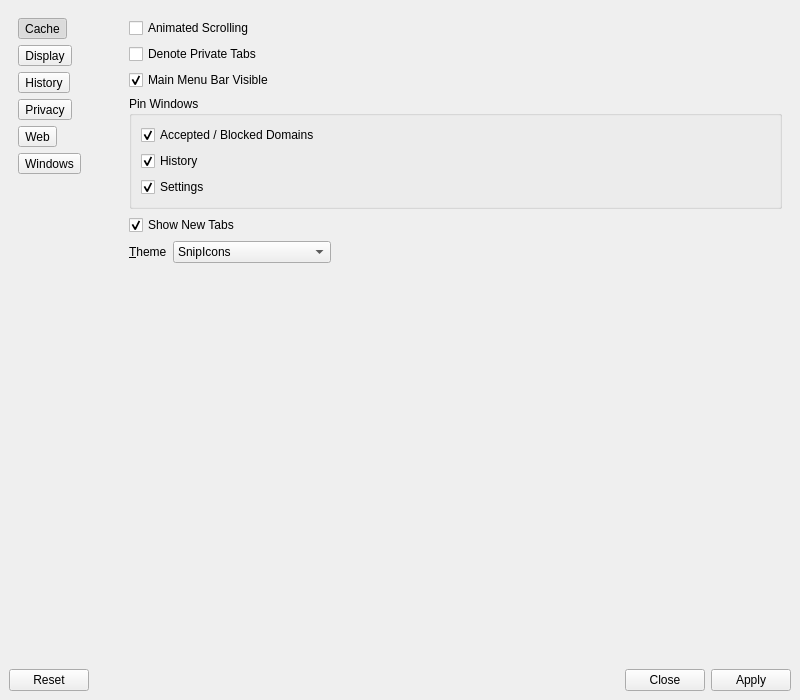
The window that 2.x/UI/dooble_settings.ui (textbrowser/dooble) describes before a commit, drawn with Qt 5.
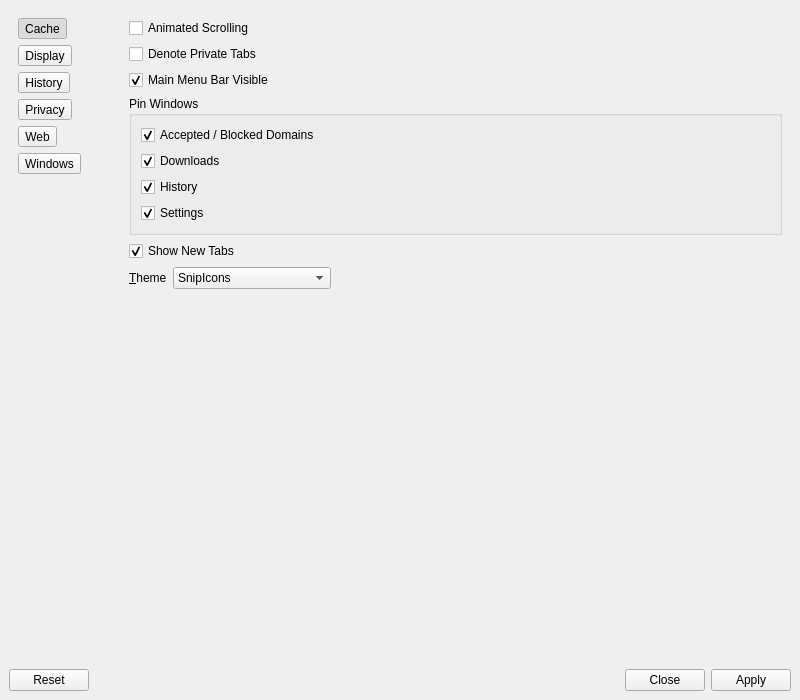
The same window after the commit. The open tabs and pages were chosen to show the change. Icons and pictures are not drawn.

Commit message: Pin Downloads window.

Diff of the .ui file:
```diff
--- a/2.x/UI/dooble_settings.ui
+++ b/2.x/UI/dooble_settings.ui
@@ -349,6 +349,16 @@
                </property>
               </widget>
              </item>
+             <item>
+              <widget class="QCheckBox" name="pin_downloads">
+               <property name="text">
+                <string>Downloads</string>
+               </property>
+               <property name="checked">
+                <bool>true</bool>
+               </property>
+              </widget>
+             </item>
              <item>
               <widget class="QCheckBox" name="pin_history">
                <property name="text">
```
Left out of the diff: 1 changed line with no effect on the pictures. The commit also changes 3 other files.
